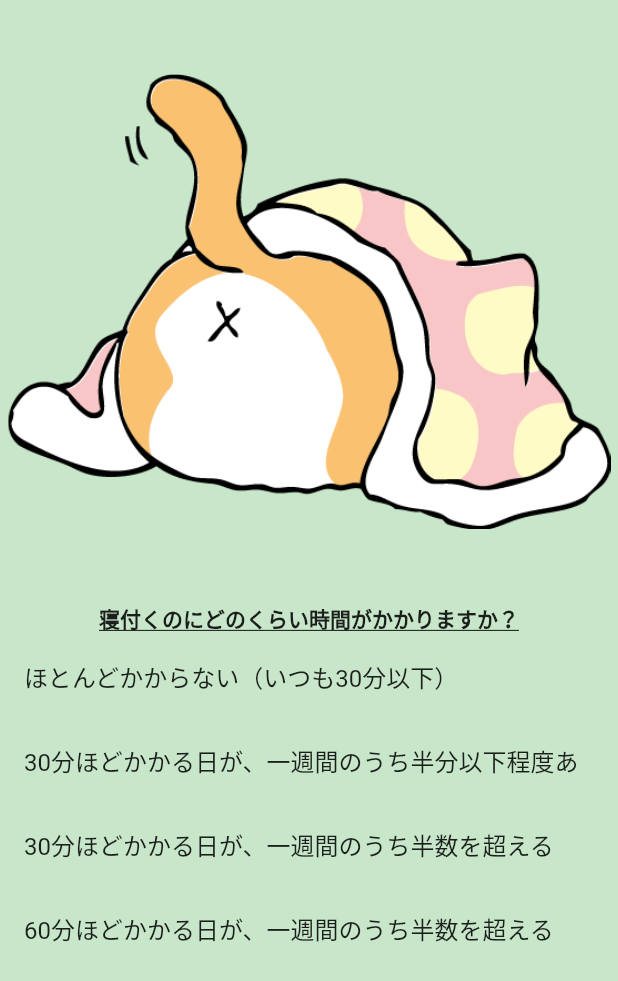
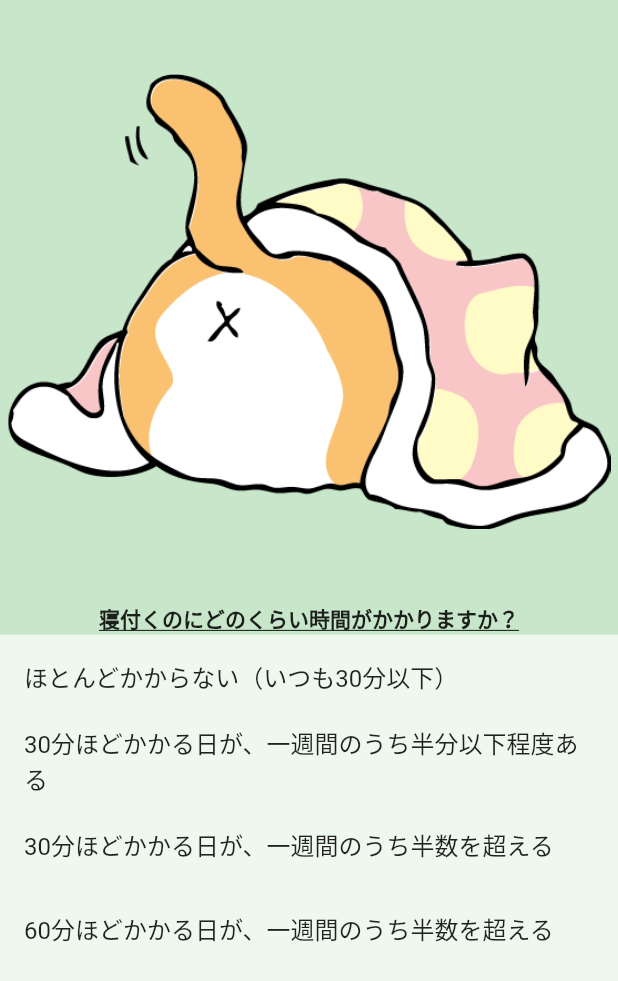
Before and after one commit to Satoru-PriChan/Depression_Diagnosis, a Flutter app: the screen it shows after launch, on a phone screen of 412 x 824 dp. Shown: the top 981 px of the screen. Run offline on Flutter 3.47's test engine with Material 2 defaults, Android fonts, the phone set to English and light mode, and no system bars; our stand-ins replace sqflite; missing offline and left inert: dart:ffi; accounts and stored records are empty.

Commit message:
Adjusted widget designs.

```diff
--- a/lib/View/QuestionWidget.dart
+++ b/lib/View/QuestionWidget.dart
@@ -47,10 +47,10 @@ class _QuestionWidgetState extends State<QuestionWidget> {
           itemCount: widget.model.answers.length,
           itemBuilder: (BuildContext ctxt, int index) {
             return Container(
-              //選択されたアイテムを色付け
-              color: (_selectedItems.contains(index) ? Colors.blue.withOpacity(0.5) : Colors.transparent),
-              child: buildListTile(index, context),
-            );
+                    //選択されたアイテムを色付け
+                  color: (_selectedItems.contains(index) ? Colors.blue.withOpacity(0.5) : Colors.white70),
+                  child: buildListTile(index, context),
+                );
           }),
         ],
       ),
@@ -62,7 +62,7 @@ class _QuestionWidgetState extends State<QuestionWidget> {
   Text buildQuestionText() {
     return Text(
             widget.model.question,
-            maxLines: 3,
+            maxLines: 4,
             style: TextStyle(
                 fontWeight: FontWeight.bold,
                 decoration: TextDecoration.underline,
@@ -74,7 +74,7 @@ class _QuestionWidgetState extends State<QuestionWidget> {
     return ListTile(
       title: Text(
         widget.model.answers[index],
-        maxLines: 1,
+        maxLines: 4,
       ),
       onTap: (){
         if(_selectedItems.contains(index)){
```
Also changed, not shown: lib/View/DiagnosisResultWidget.dart (+21 -12 lines), 1 other file.
